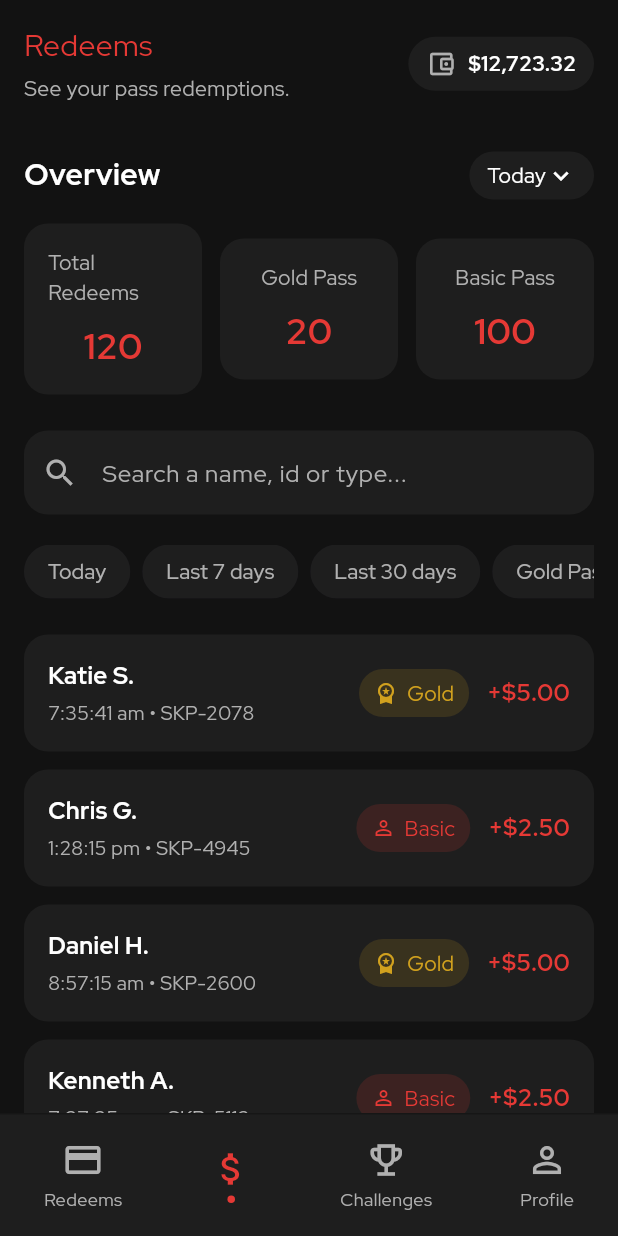
After one commit to abeera-zainab/appsip, a Flutter app: the RedeemsScreen screen opened directly, item 2 of the bottom bar chosen, on a phone screen of 412 x 824 dp. The commit adds this screen. Run offline on Flutter 3.47's test engine with Material 3 defaults, Android fonts, the phone set to English and light mode, and no system bars.

Commit message:
Redeem Screen

```diff
--- a/lib/screens/earnings_screen.dart
+++ b/lib/screens/earnings_screen.dart
@@ -1,5 +1,5 @@
 import 'package:flutter/material.dart';
-import 'package:appsip/main.dart'; // Assuming your main file is in this path
+import 'package:appsip/main.dart';
 import 'package:appsip/widgets/withdrawal_list_item.dart';
 import 'package:appsip/screens/edit_bank_details_screen.dart';
 import 'package:appsip/widgets/withdraw_amount_sheet.dart';
@@ -25,7 +25,7 @@ class EarningsScreen extends StatelessWidget {
         title: Column(
           crossAxisAlignment: CrossAxisAlignment.start,
           children: [
-            const Text('Earnings', style: TextStyle(fontSize: 22, fontWeight: FontWeight.normal,color: AppColors.primaryRed)),
+            const Text('Earnings', style: TextStyle(fontSize: 20, fontWeight: FontWeight.normal,color: AppColors.primaryRed)),
             const SizedBox(height: 4),
             Text('View your total earnings.', style: TextStyle(fontSize: 14, color: AppColors.textSecondary.withOpacity(0.8))),
           ],
@@ -74,7 +74,7 @@ class EarningsScreen extends StatelessWidget {
     return Row(
       mainAxisAlignment: MainAxisAlignment.spaceBetween,
       children: [
-        // --- THIS IS THE ONLY LINE THAT WAS CHANGED ---
+
         const Text('Overview', style: TextStyle(fontSize: 20, fontWeight: FontWeight.bold, color: Colors.white)),
         // ---------------------------------------------
         Container(
--- a/lib/screens/main_screen_shell.dart
+++ b/lib/screens/main_screen_shell.dart
@@ -1,6 +1,8 @@
+import 'package:appsip/screens/redeems_screen.dart';
 import 'package:flutter/material.dart';
 import 'package:appsip/screens/earnings_screen.dart';
 import 'package:appsip/screens/challenges_screen.dart';
+import 'package:appsip/screens/redeems_screen.dart';
 import 'package:appsip/widgets/custom_bottom_nav_bar.dart';
 
 class MainScreenShell extends StatefulWidget {
@@ -14,7 +16,7 @@ class _MainScreenShellState extends State<MainScreenShell> {
   int _selectedIndex = 1; // Corresponds to 'Earnings'
 
   final List<Widget> _screens = [
-    const Center(child: Text("Redeems Screen")), // Placeholder for Redeems
+    const RedeemsScreen(), // Placeholder for Redeems
     const EarningsScreen(),
     const ChallengesScreen(),
     const Center(child: Text("Profile Screen")), // Placeholder for Profile
--- /dev/null
+++ b/lib/screens/redeems_screen.dart
@@ -0,0 +1,377 @@
+import 'package:flutter/material.dart';
+import 'package:appsip/main.dart';
+import 'package:appsip/screens/main_screen_shell.dart';
+
+
+
+
+// Data Model for a Redemption item
+class Redemption {
+  final String name;
+  final String time;
+  final String id;
+  final PassType type;
+  final double amount;
+
+  Redemption({
+    required this.name,
+    required this.time,
+    required this.id,
+    required this.type,
+    required this.amount,
+  });
+}
+
+enum PassType { Gold, Basic }
+
+class RedeemsScreen extends StatefulWidget {
+  const RedeemsScreen({super.key});
+
+  @override
+  State<RedeemsScreen> createState() => _RedeemsScreenState();
+}
+
+class _RedeemsScreenState extends State<RedeemsScreen> {
+  int _bottomNavIndex = 0;
+
+  // Dummy data mirroring the UI
+  final List<Redemption> _redemptions = [
+    Redemption(name: 'Katie S.', time: '7:35:41 am', id: 'SKP-2078', type: PassType.Gold, amount: 5.00),
+    Redemption(name: 'Chris G.', time: '1:28:15 pm', id: 'SKP-4945', type: PassType.Basic, amount: 2.50),
+    Redemption(name: 'Daniel H.', time: '8:57:15 am', id: 'SKP-2600', type: PassType.Gold, amount: 5.00),
+    Redemption(name: 'Kenneth A.', time: '7:27:25 pm', id: 'SKP-5112', type: PassType.Basic, amount: 2.50),
+    Redemption(name: 'Stephanie N.', time: '10:58:58 pm', id: 'SKP-3109', type: PassType.Gold, amount: 5.00),
+  ];
+
+  @override
+  Widget build(BuildContext context) {
+    return Scaffold(
+      body: SafeArea(
+        child: SingleChildScrollView(
+          child: Padding(
+            padding: const EdgeInsets.symmetric(horizontal: 16.0),
+            child: Column(
+              crossAxisAlignment: CrossAxisAlignment.start,
+              children: [
+                const SizedBox(height: 16),
+                _buildHeader(),
+                const SizedBox(height: 32),
+                _buildOverview(),
+                const SizedBox(height: 24),
+                _buildSearchBar(),
+                const SizedBox(height: 20),
+                _buildFilterChips(),
+                const SizedBox(height: 24),
+                _buildRedemptionsList(),
+                const SizedBox(height: 24),
+              ],
+            ),
+          ),
+        ),
+      ),
+      bottomNavigationBar: _buildBottomNavBar(),
+    );
+  }
+
+  Widget _buildHeader() {
+    return Row(
+      mainAxisAlignment: MainAxisAlignment.spaceBetween,
+      children: [
+        const Column(
+          crossAxisAlignment: CrossAxisAlignment.start,
+          children: [
+            Text(
+              'Redeems',
+              style: TextStyle(
+                color: AppColors.primaryRed,
+                fontSize:20,
+                fontWeight: FontWeight.normal,
+              ),
+            ),
+            SizedBox(height: 4),
+            Text(
+              'See your pass redemptions.',
+              style: TextStyle(color: AppColors.textSecondary, fontSize: 14),
+            ),
+          ],
+        ),
+        Container(
+          padding: const EdgeInsets.symmetric(horizontal: 12, vertical: 8),
+          decoration: BoxDecoration(
+            color: AppColors.cardColor,
+            borderRadius: BorderRadius.circular(20),
+          ),
+          child: const Row(
+            children: [
+              Icon(Icons.account_balance_wallet_outlined, size: 20, color: AppColors.textSecondary),
+              SizedBox(width: 8),
+              Text(
+                '\$12,723.32',
+                style: TextStyle(
+                  color: Colors.white,
+                  fontWeight: FontWeight.bold,
+                  fontSize: 14,
+                ),
+              ),
+            ],
+          ),
+        ),
+      ],
+    );
+  }
+
+  Widget _buildOverview() {
+    return Column(
+      children: [
+        Row(
+          mainAxisAlignment: MainAxisAlignment.spaceBetween,
+          children: [
+            const Text(
+              'Overview',
+              style: TextStyle(
+                color: Colors.white,
+                fontSize: 20,
+                fontWeight: FontWeight.bold,
+              ),
+            ),
+            Container(
+              padding: const EdgeInsets.symmetric(horizontal: 12, vertical: 6),
+              decoration: BoxDecoration(
+                color: AppColors.cardColor,
+                borderRadius: BorderRadius.circular(20),
+              ),
+              child: const Row(
+                children: [
+                  Text('Today', style: TextStyle(color: Colors.white)),
+                  Icon(Icons.keyboard_arrow_down, color: Colors.white, size: 20),
+                ],
+              ),
+            ),
+          ],
+        ),
+        const SizedBox(height: 16),
+        const Row(
+          children: [
+            Expanded(child: OverviewCard(title: 'Total Redeems', value: '120')),
+            SizedBox(width: 12),
+            Expanded(child: OverviewCard(title: 'Gold Pass', value: '20')),
+            SizedBox(width: 12),
+            Expanded(child: OverviewCard(title: 'Basic Pass', value: '100')),
+          ],
+        ),
+      ],
+    );
+  }
+
+  Widget _buildSearchBar() {
+    return TextField(
+      style: const TextStyle(color: Colors.white),
+      decoration: InputDecoration(
+        hintText: 'Search a name, id or type...',
+        hintStyle: const TextStyle(color: AppColors.textSecondary),
+        prefixIcon: const Icon(Icons.search, color: AppColors.textSecondary),
+        filled: true,
+        fillColor: AppColors.cardColor,
+        border: OutlineInputBorder(
+          borderRadius: BorderRadius.circular(30),
+          borderSide: BorderSide.none,
+        ),
+        contentPadding: const EdgeInsets.symmetric(vertical: 16),
+      ),
+    );
+  }
+
+  Widget _buildFilterChips() {
+    const filters = ['Today', 'Last 7 days', 'Last 30 days', 'Gold Pass', 'Basic Pass'];
+    return SizedBox(
+      height: 36,
+      child: ListView.separated(
+        scrollDirection: Axis.horizontal,
+        itemCount: filters.length,
+        itemBuilder: (context, index) {
+          return Chip(
+            label: Text(filters[index]),
+            labelStyle: const TextStyle(color: AppColors.textSecondary),
+            backgroundColor: AppColors.cardColor,
+            side: BorderSide.none,
+            shape: RoundedRectangleBorder(borderRadius: BorderRadius.circular(20)),
+          );
+        },
+        separatorBuilder: (context, index) => const SizedBox(width: 8),
+      ),
+    );
+  }
+
+  Widget _buildRedemptionsList() {
+    return ListView.separated(
+      shrinkWrap: true,
+      physics: const NeverScrollableScrollPhysics(),
+      itemCount: _redemptions.length,
+      itemBuilder: (context, index) {
+        return RedemptionListItem(redemption: _redemptions[index]);
+      },
+      separatorBuilder: (context, index) => const SizedBox(height: 12),
+    );
+  }
+
+  Widget _buildBottomNavBar() {
+    return Container(
+      decoration: const BoxDecoration(
+        color: AppColors.cardColor,
+        border: Border(top: BorderSide(color: Colors.black26, width: 1.0)),
+      ),
+      padding: const EdgeInsets.symmetric(vertical: 8),
+      child: Row(
+        mainAxisAlignment: MainAxisAlignment.spaceAround,
+        children: [
+          _buildNavItem(Icons.credit_card, 'Redeems', 0),
+          _buildNavItem(Icons.attach_money, 'Earnings', 1),
+          _buildNavItem(Icons.emoji_events_outlined, 'Challenges', 2),
+          _buildNavItem(Icons.person_outline, 'Profile', 3),
+        ],
+      ),
+    );
+  }
+
+  Widget _buildNavItem(IconData icon, String label, int index) {
+    bool isSelected = _bottomNavIndex == index;
+    return InkWell(
+      onTap: () => setState(() => _bottomNavIndex = index),
+      borderRadius: BorderRadius.circular(20),
+      child: Padding(
+        padding: const EdgeInsets.all(8.0),
+        child: Column(
+          mainAxisSize: MainAxisSize.min,
+          children: [
+            Icon(
+              icon,
+              color: isSelected ? AppColors.primaryRed : AppColors.textSecondary,
+              size: 28,
+            ),
+            const SizedBox(height: 4),
+            if (isSelected)
+              Container(
+                width: 5,
+                height: 5,
+                decoration: const BoxDecoration(
+                  color: AppColors.primaryRed,
+                  shape: BoxShape.circle,
+                ),
+              )
+            else
+              Text(
+                label,
+                style: const TextStyle(color: AppColors.textSecondary, fontSize: 12),
+              ),
+          ],
+        ),
+      ),
+    );
+  }
+}
+
+class OverviewCard extends StatelessWidget {
+  final String title;
+  final String value;
+  const OverviewCard({super.key, required this.title, required this.value});
+
+  @override
+  Widget build(BuildContext context) {
+    return Container(
+      padding: const EdgeInsets.all(16),
+      decoration: BoxDecoration(
+        color: AppColors.cardColor,
+        borderRadius: BorderRadius.circular(16),
+      ),
+      child: Column(
+        children: [
+          Text(title, style: const TextStyle(color: AppColors.textSecondary, fontSize: 14)),
+          const SizedBox(height: 8),
+          Text(
+            value,
+            style: const TextStyle(
+              color: AppColors.primaryRed,
+              fontSize: 24,
+              fontWeight: FontWeight.bold,
+            ),
+          ),
+        ],
+      ),
+    );
+  }
+}
+
+class RedemptionListItem extends StatelessWidget {
+  final Redemption redemption;
+  const RedemptionListItem({super.key, required this.redemption});
+
+  @override
+  Widget build(BuildContext context) {
+    final isGold = redemption.type == PassType.Gold;
+    return Container(
+      padding: const EdgeInsets.all(16),
+      decoration: BoxDecoration(
+        color: AppColors.cardColor,
+        borderRadius: BorderRadius.circular(16),
+      ),
+      child: Row(
+        children: [
+          Expanded(
+            child: Column(
+              crossAxisAlignment: CrossAxisAlignment.start,
+              children: [
+                Text(
+                  redemption.name,
+                  style: const TextStyle(
+                    color: Colors.white,
+                    fontSize: 16,
+                    fontWeight: FontWeight.bold,
+                  ),
+                ),
+                const SizedBox(height: 4),
+                Text(
+                  '${redemption.time} • ${redemption.id}',
+                  style: const TextStyle(color: AppColors.textSecondary, fontSize: 13),
+                ),
+              ],
+            ),
+          ),
+          const SizedBox(width: 12),
+          Container(
+            padding: const EdgeInsets.symmetric(horizontal: 10, vertical: 6),
+            decoration: BoxDecoration(
+              color: isGold ? AppColors.pendingYellow.withOpacity(0.15) : AppColors.primaryRed.withOpacity(0.15),
+              borderRadius: BorderRadius.circular(20),
+            ),
+            child: Row(
+              children: [
+                Icon(
+                  isGold ? Icons.workspace_premium : Icons.person_outline,
+                  color: isGold ? AppColors.pendingYellow : AppColors.primaryRed,
+                  size: 16,
+                ),
+                const SizedBox(width: 6),
+                Text(
+                  isGold ? 'Gold' : 'Basic',
+                  style: TextStyle(
+                    color: isGold ? AppColors.pendingYellow : AppColors.primaryRed,
+                    fontWeight: FontWeight.normal,
+                  ),
+                ),
+              ],
+            ),
+          ),
+          const SizedBox(width: 12),
+          Text(
+            '+\$${redemption.amount.toStringAsFixed(2)}',
+            style: const TextStyle(
+              color: AppColors.primaryRed,
+              fontSize: 16,
+              fontWeight: FontWeight.bold,
+            ),
+          ),
+        ],
+      ),
+    );
+  }
+}
--- a/lib/widgets/withdraw_amount_sheet.dart
+++ b/lib/widgets/withdraw_amount_sheet.dart
@@ -1,5 +1,5 @@
 import 'package:flutter/material.dart';
-import 'package:appsip/main.dart'; // Assuming your main.dart is in this path
+import 'package:appsip/main.dart';
 import 'dart:async';
 
 class WithdrawAmountSheet extends StatefulWidget {
@@ -65,7 +65,7 @@ class _WithdrawAmountSheetState extends State<WithdrawAmountSheet> {
   Widget build(BuildContext context) {
     return Container(
       decoration: const BoxDecoration(
-        color: Color(0xFF1C1C1E), // Dark background from Figma
+        color: Color(0xFF1C1C1E),
         borderRadius: BorderRadius.only(
           topLeft: Radius.circular(25),
           topRight: Radius.circular(25),
@@ -108,7 +108,7 @@ class _WithdrawAmountSheetState extends State<WithdrawAmountSheet> {
           showCursor: true,
           cursorColor: AppColors.primaryRed,
           style: const TextStyle(
-            fontSize: 24, // Font size for the amount text
+            fontSize: 20,
             fontWeight: FontWeight.bold,
             color: AppColors.textPrimary,
           ),
@@ -233,7 +233,7 @@ class _WithdrawAmountSheetState extends State<WithdrawAmountSheet> {
           child: Container(
             alignment: Alignment.center,
             decoration: BoxDecoration(
-              color: const Color(0xFF2C2C2E), // Dark grey key background
+              color: const Color(0xFF2C2C2E),
               borderRadius: BorderRadius.circular(16),
             ),
             child: key['num'] == 'DEL'
@@ -253,7 +253,7 @@ class _WithdrawAmountSheetState extends State<WithdrawAmountSheet> {
   }
 }
 
-// Success Dialogs remain the same
+
 class SuccessDialog extends StatelessWidget {
   const SuccessDialog({Key? key}) : super(key: key);
 
--- a/lib/widgets/withdrawal_list_item.dart
+++ b/lib/widgets/withdrawal_list_item.dart
@@ -39,7 +39,7 @@ class WithdrawalListItem extends StatelessWidget {
                 ),
               ),
               const SizedBox(height: 6),
-              // MODIFIED: Date/TRX text is now grey and regular weight
+
               Text(
                 '$date • $trxId',
                 style: const TextStyle(
@@ -55,7 +55,7 @@ class WithdrawalListItem extends StatelessWidget {
     );
   }
 
-  // UNCHANGED: The status badge logic remains the same.
+
   Widget _buildStatusBadge() {
     Color badgeColor;
     String text;
```
